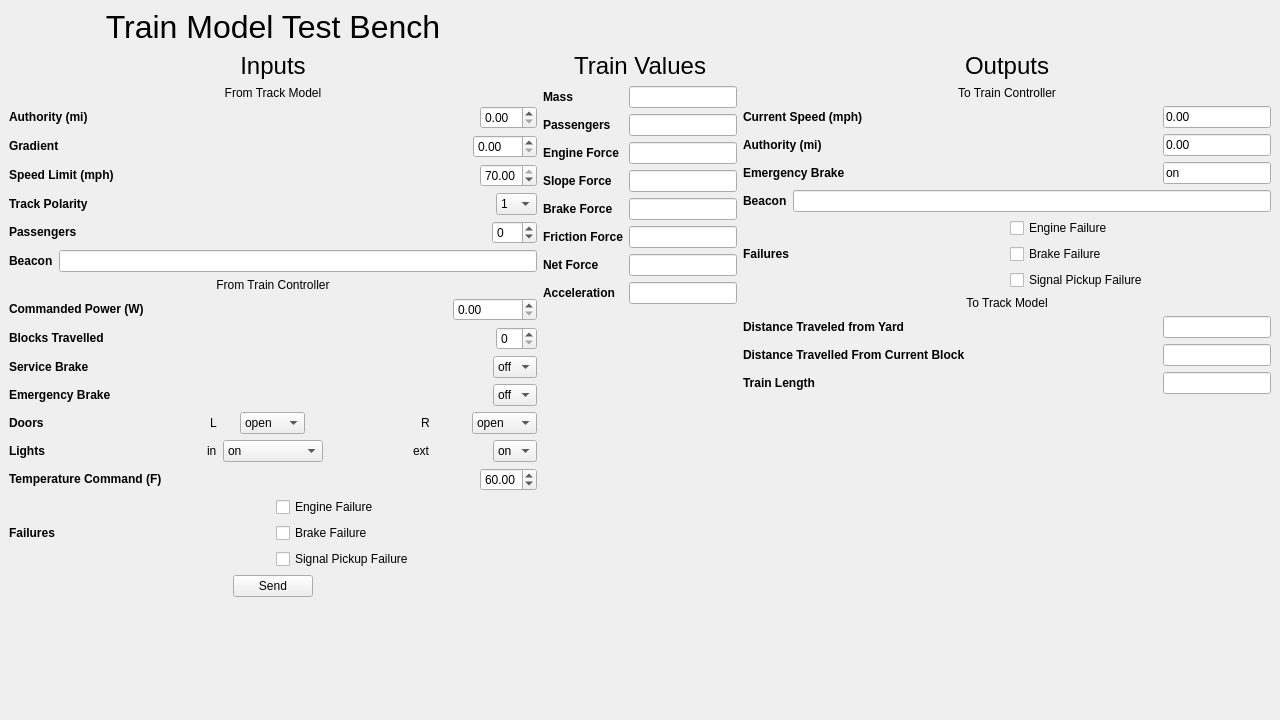
First picture: the form in Modules/Train_Model/Frontend/Train_Model_Test_Bench_UI.ui, repository keshavshankar08/ECE1140, before the edit.
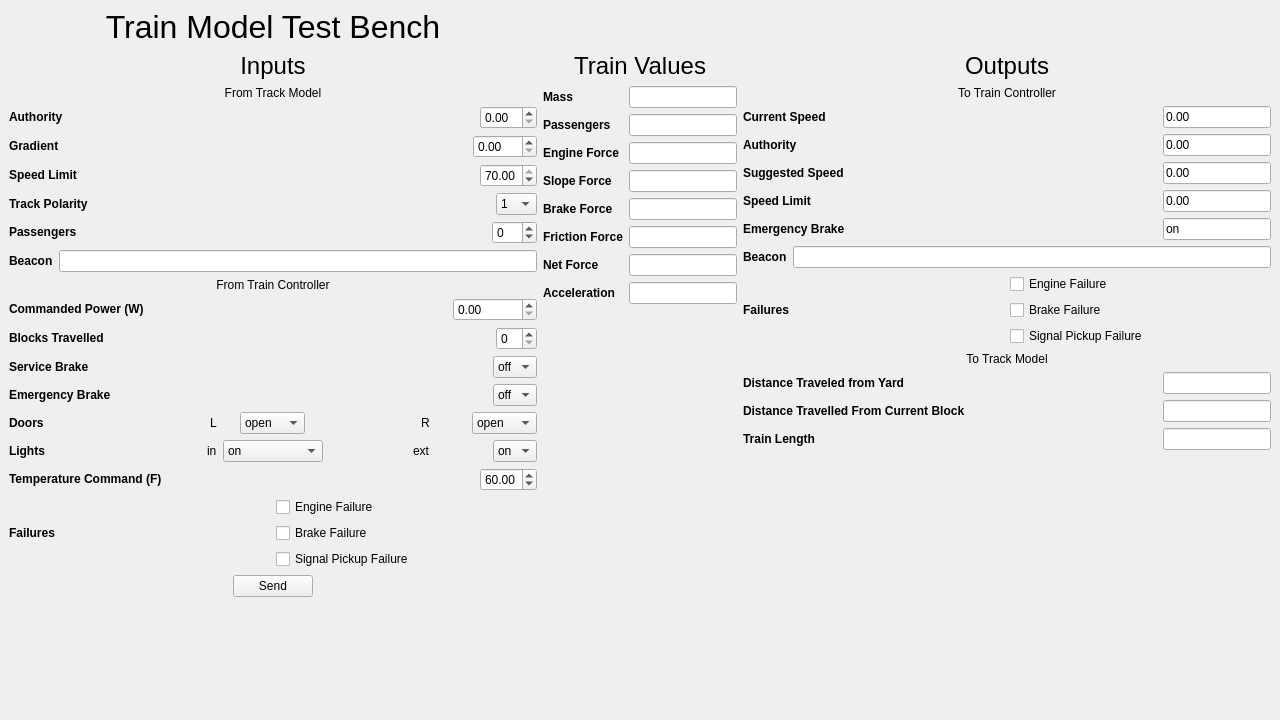
Second picture: the form after the edit.

```diff
--- a/Modules/Train_Model/Frontend/Train_Model_Test_Bench_UI.ui
+++ b/Modules/Train_Model/Frontend/Train_Model_Test_Bench_UI.ui
@@ -227,7 +227,7 @@
           <item>
            <widget class="QLabel" name="label_2">
             <property name="text">
-             <string>&lt;html&gt;&lt;head/&gt;&lt;body&gt;&lt;p&gt;&lt;span style=&quot; font-weight:600;&quot;&gt;Authority (mi)&lt;/span&gt;&lt;/p&gt;&lt;/body&gt;&lt;/html&gt;</string>
+             <string>&lt;html&gt;&lt;head/&gt;&lt;body&gt;&lt;p&gt;&lt;span style=&quot; font-weight:600;&quot;&gt;Authority&lt;/span&gt;&lt;/p&gt;&lt;/body&gt;&lt;/html&gt;</string>
             </property>
            </widget>
           </item>
@@ -259,7 +259,7 @@
           <item>
            <widget class="QLabel" name="label_3">
             <property name="text">
-             <string>&lt;html&gt;&lt;head/&gt;&lt;body&gt;&lt;p&gt;&lt;span style=&quot; font-weight:600;&quot;&gt;Speed Limit (mph)&lt;/span&gt;&lt;/p&gt;&lt;/body&gt;&lt;/html&gt;</string>
+             <string>&lt;html&gt;&lt;head/&gt;&lt;body&gt;&lt;p&gt;&lt;span style=&quot; font-weight:600;&quot;&gt;Speed Limit&lt;/span&gt;&lt;/p&gt;&lt;/body&gt;&lt;/html&gt;</string>
             </property>
            </widget>
           </item>
@@ -628,7 +628,7 @@
           <item>
            <widget class="QLabel" name="label_18">
             <property name="text">
-             <string>&lt;html&gt;&lt;head/&gt;&lt;body&gt;&lt;p&gt;&lt;span style=&quot; font-weight:600;&quot;&gt;Current Speed (mph)&lt;/span&gt;&lt;/p&gt;&lt;/body&gt;&lt;/html&gt;</string>
+             <string>&lt;html&gt;&lt;head/&gt;&lt;body&gt;&lt;p&gt;&lt;span style=&quot; font-weight:600;&quot;&gt;Current Speed&lt;/span&gt;&lt;/p&gt;&lt;/body&gt;&lt;/html&gt;</string>
             </property>
            </widget>
           </item>
@@ -649,12 +649,54 @@
           <item>
            <widget class="QLabel" name="label_19">
             <property name="text">
-             <string>&lt;html&gt;&lt;head/&gt;&lt;body&gt;&lt;p&gt;&lt;span style=&quot; font-weight:600;&quot;&gt;Authority (mi)&lt;/span&gt;&lt;/p&gt;&lt;/body&gt;&lt;/html&gt;</string>
+             <string>&lt;html&gt;&lt;head/&gt;&lt;body&gt;&lt;p&gt;&lt;span style=&quot; font-weight:600;&quot;&gt;Authority&lt;/span&gt;&lt;/p&gt;&lt;/body&gt;&lt;/html&gt;</string>
             </property>
            </widget>
           </item>
           <item alignment="Qt::AlignRight">
-           <widget class="QLineEdit" name="authorityDisplay">
+           <widget class="QLineEdit" name="tb_authorityDisplay">
+            <property name="text">
+             <string>0.00</string>
+            </property>
+            <property name="readOnly">
+             <bool>true</bool>
+            </property>
+           </widget>
+          </item>
+         </layout>
+        </item>
+        <item>
+         <layout class="QHBoxLayout" name="horizontalLayout_31">
+          <item>
+           <widget class="QLabel" name="label_43">
+            <property name="text">
+             <string>&lt;html&gt;&lt;head/&gt;&lt;body&gt;&lt;p&gt;&lt;span style=&quot; font-weight:600;&quot;&gt;Suggested Speed&lt;/span&gt;&lt;/p&gt;&lt;/body&gt;&lt;/html&gt;</string>
+            </property>
+           </widget>
+          </item>
+          <item alignment="Qt::AlignRight">
+           <widget class="QLineEdit" name="tb_suggestedSpeed">
+            <property name="text">
+             <string>0.00</string>
+            </property>
+            <property name="readOnly">
+             <bool>true</bool>
+            </property>
+           </widget>
+          </item>
+         </layout>
+        </item>
+        <item>
+         <layout class="QHBoxLayout" name="horizontalLayout_32">
+          <item>
+           <widget class="QLabel" name="label_44">
+            <property name="text">
+             <string>&lt;html&gt;&lt;head/&gt;&lt;body&gt;&lt;p&gt;&lt;span style=&quot; font-weight:600;&quot;&gt;Speed Limit&lt;/span&gt;&lt;/p&gt;&lt;/body&gt;&lt;/html&gt;</string>
+            </property>
+           </widget>
+          </item>
+          <item alignment="Qt::AlignRight">
+           <widget class="QLineEdit" name="tb_speedLimit">
             <property name="text">
              <string>0.00</string>
             </property>
```
Left out of the diff: 336 changed lines with no effect on the pictures.
